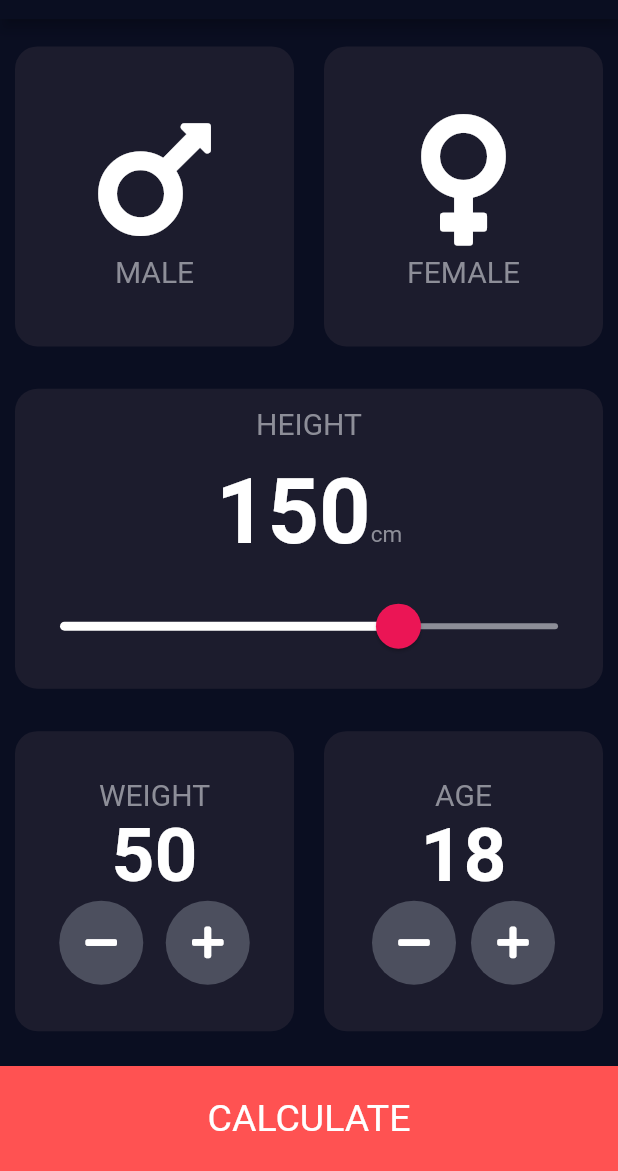
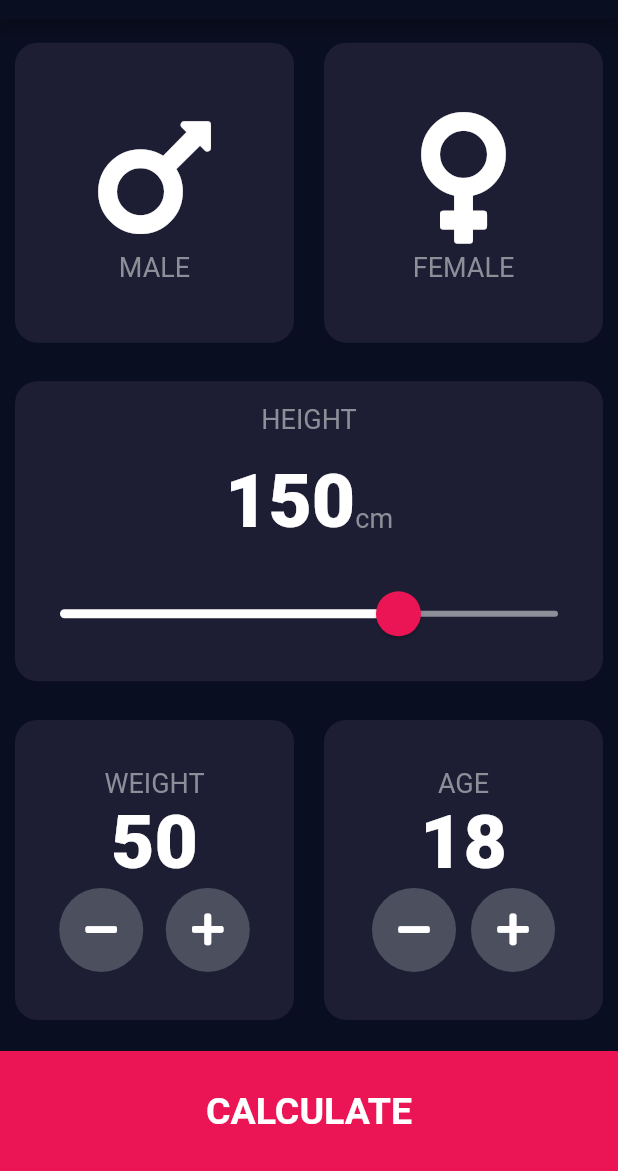
Before and after one commit to sagardev2301/bmi_calculator, a Flutter app: the screen it shows after launch, on a phone screen of 412 x 824 dp, the part 65-1236 px from its top. Run offline on Flutter 3.47's test engine with Material 2 defaults, Android fonts, the phone set to English and light mode, and no system bars; our stand-ins replace font_awesome_flutter.

Commit message:
May be final commit

```diff
--- /dev/null
+++ b/lib/components/bottom_button.dart
@@ -0,0 +1,32 @@
+
+
+import 'package:flutter/material.dart';
+import 'package:bmi_calculator/constants.dart';
+
+class BottomButton extends StatelessWidget {
+  const BottomButton({
+    Key? key,
+    required this.onTap,
+    required this.buttonTitle,
+  }) : super(key: key);
+  final VoidCallback onTap;
+  final String buttonTitle;
+  @override
+  Widget build(BuildContext context) {
+    return GestureDetector(
+      onTap: onTap,
+      child: Container(
+        margin: const EdgeInsets.only(top: 5.0),
+        height: kBottomContainerHeight,
+        color: kBottomContainerColour,
+        width: double.infinity,
+        child: Center(
+          child: Text(
+            buttonTitle,
+            style: kLargeButtonTextStyle,
+          ),
+        ),
+      ),
+    );
+  }
+}
--- a/lib/card_details.dart
+++ b/lib/components/card_details.dart
@@ -1,4 +1,5 @@
 import 'package:flutter/material.dart';
+import 'package:bmi_calculator/constants.dart';
 
 class CardDetails extends StatelessWidget {
   const CardDetails({Key? key, required this.gender, required this.icon})
@@ -19,10 +20,7 @@ class CardDetails extends StatelessWidget {
         ),
         Text(
           gender,
-          style: const TextStyle(
-            fontSize: 20.0,
-            color: Color(0xFF8D8E98),
-          ),
+          style: kLabelTextStyle,
         ),
       ],
     );
--- a/lib/reusable_card.dart
+++ b/lib/components/reusable_card.dart
@@ -1,4 +1,3 @@
-
 import 'package:flutter/material.dart';
 
 class ReusableCard extends StatelessWidget {
@@ -13,7 +12,7 @@ class ReusableCard extends StatelessWidget {
   final Widget? cardChild;
   final VoidCallback? onPress;
   @override
-  Widget build(BuildContext context){
+  Widget build(BuildContext context) {
     return GestureDetector(
       onTap: onPress,
       child: Container(
--- /dev/null
+++ b/lib/components/round_icon.dart
@@ -0,0 +1,25 @@
+import 'package:flutter/material.dart';
+
+class RoundIconButton extends StatelessWidget {
+  const RoundIconButton(
+      {Key? key, required this.icon, required this.settingData})
+      : super(key: key);
+  final IconData icon;
+  final Function settingData;
+  @override
+  Widget build(BuildContext context) {
+    return RawMaterialButton(
+      child: Icon(icon),
+      onPressed: () {
+        settingData();
+      },
+      elevation: 0.0,
+      constraints: const BoxConstraints.tightFor(
+        width: 56.0,
+        height: 56.0,
+      ),
+      shape: const CircleBorder(),
+      fillColor: const Color(0xFF4C4F5E),
+    );
+  }
+}
--- /dev/null
+++ b/lib/constants.dart
@@ -0,0 +1,29 @@
+import 'package:flutter/material.dart';
+
+const kBottomContainerHeight = 80.0;
+const kActiveCardColour = Color(0xFF1D1E33);
+const kInactiveCardColour = Color(0xFF111328);
+const kBottomContainerColour = Color(0xFFEB1555);
+
+const kLabelTextStyle = TextStyle(
+  fontSize: 18.0,
+  color: Color(0xFF8D8E98),
+);
+const kNumberTextStyle = TextStyle(
+  fontSize: 50.0,
+  fontWeight: FontWeight.w900,
+);
+const kLargeButtonTextStyle = TextStyle(
+  fontSize: 25.0,
+  fontWeight: FontWeight.bold,
+);
+const kTitleTextStyle = TextStyle(
+  fontSize: 50.0,
+  fontWeight: FontWeight.bold,
+);
+const kResultTextStyle = TextStyle(
+    color: Color(0xFF24D876), fontSize: 22.0, fontWeight: FontWeight.bold);
+const kBMITextStyle = TextStyle(fontSize: 100.0, fontWeight: FontWeight.bold);
+const kBodyTextStyle = TextStyle(
+  fontSize: 22.0,
+);
--- a/lib/main.dart
+++ b/lib/main.dart
@@ -1,5 +1,5 @@
 import 'package:flutter/material.dart';
-import 'input_page.dart';
+import 'screens/input_page.dart';
 
 void main() {
   runApp(const BmiCalculator());
--- a/lib/input_page.dart
+++ b/lib/screens/input_page.dart
@@ -1,14 +1,12 @@
 import 'package:flutter/material.dart';
 import 'package:font_awesome_flutter/font_awesome_flutter.dart';
-import 'reusable_card.dart';
-import 'card_details.dart';
+import 'package:bmi_calculator/components/reusable_card.dart';
+import 'package:bmi_calculator/components/card_details.dart';
 import 'results.dart';
-
-const bottomContainerHeight = 70.0;
-const bottomContainerColour = Colors.redAccent;
-const activeCardColour = Color(0xFF1C1C2D);
-const inactiveCardColour = Color(0xFF1C1C1D);
-const fontColour = Color(0xFF8D8E98);
+import 'package:bmi_calculator/constants.dart';
+import 'package:bmi_calculator/components/bottom_button.dart';
+import 'package:bmi_calculator/components/round_icon.dart';
+import 'package:bmi_calculator/calculator_brain.dart';
 
 enum Gender {
   male,
@@ -25,7 +23,7 @@ class InputPage extends StatefulWidget {
 
 class _InputPageState extends State<InputPage> {
   Gender selectedGender = Gender.others;
-  int defaultHeight = 150;
+  int height = 150;
   int weight = 50;
   int age = 18;
   @override
@@ -49,8 +47,8 @@ class _InputPageState extends State<InputPage> {
                       });
                     },
                     colour: selectedGender == Gender.male
-                        ? inactiveCardColour
-                        : activeCardColour,
+                        ? kInactiveCardColour
+                        : kActiveCardColour,
                     cardChild: const CardDetails(
                       gender: 'MALE',
                       icon: FontAwesomeIcons.mars,
@@ -65,8 +63,8 @@ class _InputPageState extends State<InputPage> {
                       });
                     },
                     colour: selectedGender == Gender.female
-                        ? inactiveCardColour
-                        : activeCardColour,
+                        ? kInactiveCardColour
+                        : kActiveCardColour,
                     cardChild: const CardDetails(
                       gender: 'FEMALE',
                       icon: FontAwesomeIcons.venus,
@@ -78,16 +76,13 @@ class _InputPageState extends State<InputPage> {
           ),
           ReusableCard(
             onPress: null,
-            colour: activeCardColour,
+            colour: kActiveCardColour,
             cardChild: Column(
               mainAxisAlignment: MainAxisAlignment.spaceEvenly,
               children: [
                 const Text(
                   'HEIGHT',
-                  style: TextStyle(
-                    fontSize: 20.0,
-                    color: fontColour,
-                  ),
+                  style: kLabelTextStyle,
                 ),
                 Row(
                   mainAxisAlignment: MainAxisAlignment.center,
@@ -95,19 +90,12 @@ class _InputPageState extends State<InputPage> {
                   textBaseline: TextBaseline.alphabetic,
                   children: [
                     Text(
-                      defaultHeight.toString(),
-                      style: const TextStyle(
-                        fontSize: 60.0,
-                        fontWeight: FontWeight.bold,
-                        color: Colors.white,
-                      ),
+                      height.toString(),
+                      style: kNumberTextStyle,
                     ),
                     const Text(
                       'cm',
-                      style: TextStyle(
-                        fontSize: 15.0,
-                        color: fontColour,
-                      ),
+                      style: kLabelTextStyle,
                     ),
                   ],
                 ),
@@ -123,12 +111,12 @@ class _InputPageState extends State<InputPage> {
                         const RoundSliderOverlayShape(overlayRadius: 30.0),
                   ),
                   child: Slider(
-                    value: defaultHeight.toDouble(),
+                    value: height.toDouble(),
                     max: 220.0,
                     divisions: 220,
                     onChanged: (double value) {
                       setState(() {
-                        defaultHeight = value.round();
+                        height = value.round();
                       });
                     },
                   ),
@@ -143,24 +131,17 @@ class _InputPageState extends State<InputPage> {
                 Expanded(
                   child: ReusableCard(
                     onPress: null,
-                    colour: activeCardColour,
+                    colour: kActiveCardColour,
                     cardChild: Column(
                       mainAxisAlignment: MainAxisAlignment.center,
                       children: [
                         const Text(
                           'WEIGHT',
-                          style: TextStyle(
-                            fontSize: 20.0,
-                            color: fontColour,
-                          ),
+                          style: kLabelTextStyle,
                         ),
                         Text(
                           weight.toString(),
-                          style: const TextStyle(
-                            fontSize: 50.0,
-                            color: Colors.white,
-                            fontWeight: FontWeight.bold,
-                          ),
+                          style: kNumberTextStyle,
                         ),
                         Row(
                           mainAxisAlignment: MainAxisAlignment.center,
@@ -197,24 +178,17 @@ class _InputPageState extends State<InputPage> {
                 Expanded(
                   child: ReusableCard(
                     onPress: null,
-                    colour: activeCardColour,
+                    colour: kActiveCardColour,
                     cardChild: Column(
                       mainAxisAlignment: MainAxisAlignment.center,
                       children: [
                         const Text(
                           'AGE',
-                          style: TextStyle(
-                            fontSize: 20.0,
-                            color: fontColour,
-                          ),
+                          style: kLabelTextStyle,
                         ),
                         Text(
                           age.toString(),
-                          style: const TextStyle(
-                            fontSize: 50.0,
-                            color: Colors.white,
-                            fontWeight: FontWeight.bold,
-                          ),
+                          style: kNumberTextStyle,
                         ),
                         Row(
                           mainAxisAlignment: MainAxisAlignment.center,
@@ -250,54 +224,23 @@ class _InputPageState extends State<InputPage> {
               ],
             ),
           ),
-          GestureDetector(
+          BottomButton(
             onTap: () {
-              Navigator.push(context, MaterialPageRoute(builder: (context) {
-                return ResultsPage();
-              }));
+              CalculatorBrain calc = CalculatorBrain(height, weight);
+
+              Navigator.push(
+                  context,
+                  MaterialPageRoute(
+                      builder: (context) => ResultsPage(
+                            resultBMI: calc.getResult(),
+                            calculatedBMI: calc.calculateBMI(),
+                            interpretation: calc.getInterpretation(),
+                          )));
             },
-            child: Container(
-              margin: const EdgeInsets.only(top: 5.0),
-              height: bottomContainerHeight,
-              color: bottomContainerColour,
-              width: double.infinity,
-              child: const Center(
-                child: Text(
-                  'CALCULATE',
-                  style: TextStyle(
-                    color: Colors.white,
-                    fontSize: 25.0,
-                  ),
-                ),
-              ),
-            ),
-          )
+            buttonTitle: 'CALCULATE',
+          ),
         ],
       ),
     );
   }
 }
-
-class RoundIconButton extends StatelessWidget {
-  const RoundIconButton(
-      {Key? key, required this.icon, required this.settingData})
-      : super(key: key);
-  final IconData icon;
-  final Function settingData;
-  @override
-  Widget build(BuildContext context) {
-    return RawMaterialButton(
-      child: Icon(icon),
-      onPressed: () {
-        settingData();
-      },
-      elevation: 0.0,
-      constraints: const BoxConstraints.tightFor(
-        width: 56.0,
-        height: 56.0,
-      ),
-      shape: const CircleBorder(),
-      fillColor: const Color(0xFF4C4F5E),
-    );
-  }
-}
```
Also changed, not shown: lib/calculator_brain.dart (added, +34 -0 lines), lib/results.dart (deleted, +0 -41 lines), lib/screens/results.dart (added, +71 -0 lines).
